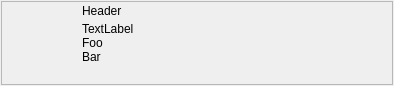
This is resources/round_widget.ui in shotgunsoftware/tk-multi-shotgunpanel as Qt 5 draws it before an edit. The edited form follows.
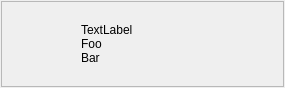
This is the edited form. Icons and pictures are not drawn.

Patch:
```diff
--- a/resources/round_widget.ui
+++ b/resources/round_widget.ui
@@ -6,8 +6,8 @@
    <rect>
     <x>0</x>
     <y>0</y>
-    <width>394</width>
-    <height>86</height>
+    <width>285</width>
+    <height>88</height>
    </rect>
   </property>
   <property name="windowTitle">
@@ -28,39 +28,24 @@
      <property name="frameShadow">
       <enum>QFrame::Raised</enum>
      </property>
-     <layout class="QHBoxLayout" name="horizontalLayout_2">
+     <layout class="QHBoxLayout" name="horizontalLayout">
       <property name="spacing">
-       <number>4</number>
-      </property>
-      <property name="leftMargin">
-       <number>1</number>
-      </property>
-      <property name="topMargin">
-       <number>2</number>
-      </property>
-      <property name="rightMargin">
-       <number>1</number>
-      </property>
-      <property name="bottomMargin">
-       <number>2</number>
+       <number>10</number>
       </property>
       <item>
        <widget class="QLabel" name="thumbnail">
         <property name="minimumSize">
          <size>
-          <width>75</width>
-          <height>75</height>
+          <width>60</width>
+          <height>60</height>
          </size>
         </property>
         <property name="maximumSize">
          <size>
-          <width>75</width>
-          <height>75</height>
+          <width>60</width>
+          <height>60</height>
          </size>
         </property>
-        <property name="styleSheet">
-         <string notr="true">margin: 10px</string>
-        </property>
         <property name="text">
          <string/>
         </property>
@@ -76,25 +61,6 @@
        </widget>
       </item>
       <item>
-       <layout class="QVBoxLayout" name="verticalLayout">
-        <item>
-         <layout class="QHBoxLayout" name="horizontalLayout">
-          <item>
-           <widget class="QLabel" name="header_label">
-            <property name="sizePolicy">
-             <sizepolicy hsizetype="Preferred" vsizetype="Fixed">
-              <horstretch>0</horstretch>
-              <verstretch>0</verstretch>
-             </sizepolicy>
-            </property>
-            <property name="text">
-             <string>Header</string>
-            </property>
-           </widget>
-          </item>
-         </layout>
-        </item>
-        <item>
          <widget class="QLabel" name="body_label">
           <property name="sizePolicy">
            <sizepolicy hsizetype="Preferred" vsizetype="Expanding">
@@ -108,14 +74,12 @@
 Bar</string>
           </property>
           <property name="alignment">
-           <set>Qt::AlignLeading|Qt::AlignLeft|Qt::AlignTop</set>
+         <set>Qt::AlignLeading|Qt::AlignLeft|Qt::AlignVCenter</set>
           </property>
           <property name="wordWrap">
            <bool>true</bool>
           </property>
          </widget>
-        </item>
-       </layout>
       </item>
      </layout>
     </widget>
```
Lines whose indentation alone changed are shown as unchanged.
